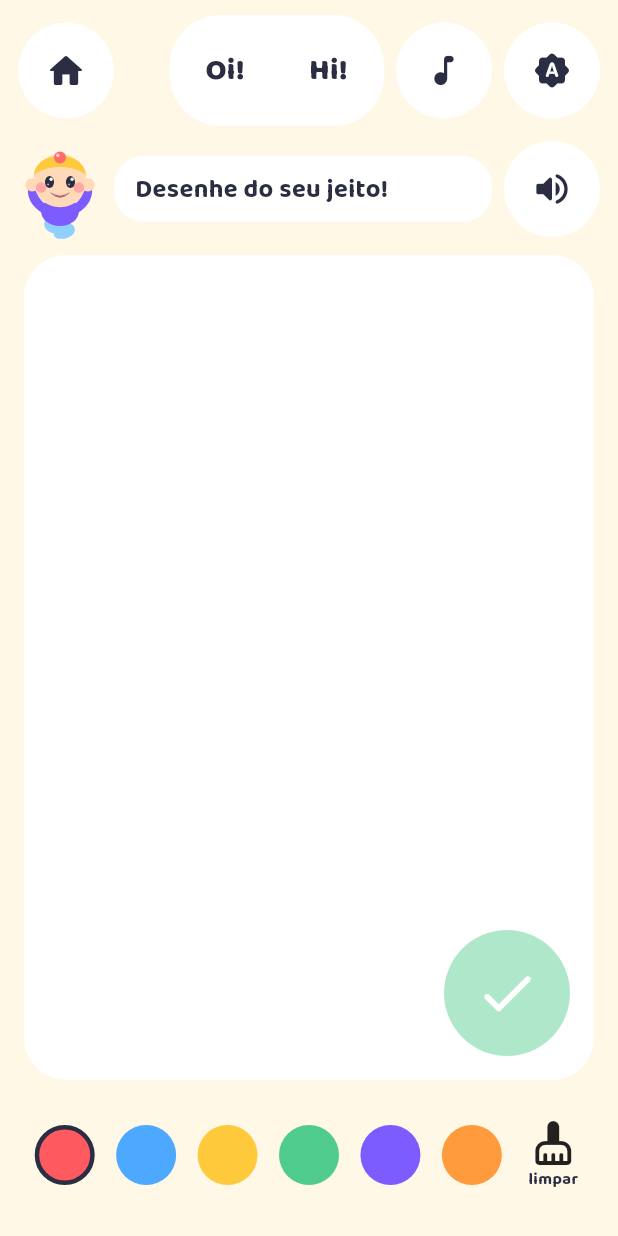
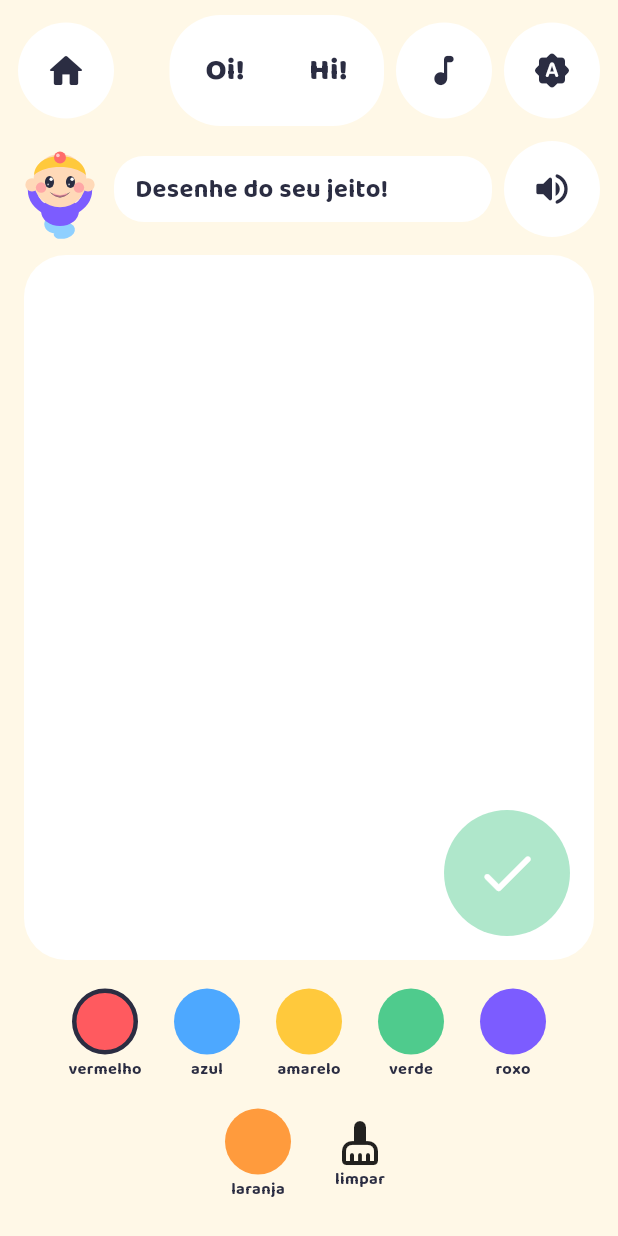
Before and after one commit to RonaldoRhoney/GeniuKiddo, a Flutter app: the HomeScreen screen opened directly, after a tap on "🖍️", on a phone screen of 412 x 824 dp. Run offline on Flutter 3.47's test engine with Material 3 defaults, Android fonts, the phone set to English and light mode, and no system bars; our stand-ins replace flutter_riverpod, flutter_tts, just_audio, shared_preferences; missing offline and left inert: audio_session; accounts and stored records are empty.

Commit message:
auditoria: acessibilidade — paleta única com nome da cor e 64 dp, rótulos, "reduzir movimento" em tudo
- ColorPaletteBar única na pintura e no rabisco livre: nome escrito sob
  cada cor (nunca só cor), 64 dp, rótulo e estado "selecionada"; quebra
  em duas linhas em tela estreita
- Cores das Formas e do Pátio vêm da paleta central
- Botões fechar das folhas, "Pegar ⭐", bichinhos/alunos e 🏠 da escola
  com 64 dp e rótulo; chips da área dos pais com estado selecionado
- "Reduzir movimento": mãozinha do mapa parada, nuvens, crescimento de
  espaço/planta e botões do Pátio sem animar (helper motion())

Co-Authored-By: Claude Opus 5.5 <noreply@anthropic.com>

```diff
--- /dev/null
+++ b/client/lib/app/motion.dart
@@ -0,0 +1,6 @@
+import 'package:flutter/widgets.dart';
+
+/// Duração de uma animação respeitando "reduzir movimento" (4.10): com a
+/// opção ligada no aparelho, a mudança acontece na hora, sem animar.
+Duration motion(BuildContext context, Duration normal) =>
+    MediaQuery.of(context).disableAnimations ? Duration.zero : normal;
--- a/client/lib/app/theme.dart
+++ b/client/lib/app/theme.dart
@@ -57,6 +57,11 @@ class AppColors {
 /// Paleta de pintura (seção 9.2) — 6 cores fixas usadas nas atividades de
 /// pintar/rabisco livre, independente de tema claro/escuro.
 class PaintPalette {
+  /// Ids das cores, na mesma ordem de `colors` (nome via `colorName`).
+  static const ids = ['red', 'blue', 'yellow', 'green', 'purple', 'orange'];
+
+  static Color byId(String id) => colors[ids.indexOf(id)];
+
   static const colors = <Color>[
     Color(0xFFFF5A5F), // vermelho
     Color(0xFF4DA8FF), // azul
--- /dev/null
+++ b/client/lib/features/activities/color_palette.dart
@@ -0,0 +1,85 @@
+import 'package:flutter/material.dart';
+
+import '../../app/theme.dart';
+import '../../content/labels.dart';
+import '../../l10n/generated/app_localizations.dart';
+
+/// Paleta de cores da pintura e do rabisco livre: cada cor com o nome
+/// escrito embaixo (nunca só pela cor, 4.10), alvo de toque de 64 dp, e
+/// rótulo + estado "selecionada" pro leitor de tela. Quebra em duas linhas
+/// em tela estreita em vez de encolher os alvos.
+class ColorPaletteBar extends StatelessWidget {
+  const ColorPaletteBar({
+    super.key,
+    required this.ids,
+    required this.selectedId,
+    required this.onPick,
+    this.trailing,
+  });
+
+  final List<String> ids;
+  final String selectedId;
+  final void Function(int index) onPick;
+
+  /// Botão extra no fim (ex.: "Limpar" do rabisco livre).
+  final Widget? trailing;
+
+  @override
+  Widget build(BuildContext context) {
+    final l10n = AppLocalizations.of(context)!;
+    final colors = AppColors.of(context);
+    return Wrap(
+      alignment: WrapAlignment.center,
+      spacing: 4,
+      runSpacing: 4,
+      children: [
+        for (var i = 0; i < ids.length; i++)
+          Semantics(
+            button: true,
+            selected: ids[i] == selectedId,
+            label: colorName(l10n, ids[i]),
+            excludeSemantics: true,
+            child: GestureDetector(
+              key: ValueKey('color_${ids[i]}'),
+              behavior: HitTestBehavior.opaque,
+              onTap: () => onPick(i),
+              child: SizedBox(
+                width: 64,
+                height: 76,
+                child: Column(
+                  mainAxisAlignment: MainAxisAlignment.center,
+                  children: [
+                    Container(
+                      width: 44,
+                      height: 44,
+                      decoration: BoxDecoration(
+                        color: PaintPalette.byId(ids[i]),
+                        shape: BoxShape.circle,
+                        border: Border.all(
+                          color: ids[i] == selectedId
+                              ? colors.ink
+                              : Colors.transparent,
+                          width: 3,
+                        ),
+                      ),
+                    ),
+                    const SizedBox(height: 2),
+                    Text(
+                      colorName(l10n, ids[i]),
+                      maxLines: 1,
+                      overflow: TextOverflow.ellipsis,
+                      style: const TextStyle(
+                        fontSize: 11,
+                        fontWeight: FontWeight.w700,
+                      ),
+                    ),
+                  ],
+                ),
+              ),
+            ),
+          ),
+        ?trailing,
+      ],
+    );
+  }
+}
--- a/client/lib/features/activities/count/count_lesson.dart
+++ b/client/lib/features/activities/count/count_lesson.dart
@@ -4,6 +4,7 @@ import 'package:flutter/material.dart';
 import 'package:flutter_riverpod/flutter_riverpod.dart';
 
 import '../../../app/theme.dart';
+import '../../../app/motion.dart';
 import '../../../content/labels.dart';
 import '../../../core/item_feedback.dart';
 import '../../../core/language_controller.dart';
@@ -193,7 +194,10 @@ class _CountLessonState extends ConsumerState<CountLesson>
                               children: [
                                 AnimatedScale(
                                   scale: _grown ? 1.2 : 1,
-                                  duration: const Duration(milliseconds: 400),
+                                  duration: motion(
+                                    context,
+                                    const Duration(milliseconds: 400),
+                                  ),
                                   child: Text(
                                     _grown ? '🌻' : '🌱',
                                     style: const TextStyle(fontSize: 54),
--- a/client/lib/features/activities/free_draw/free_draw_screen.dart
+++ b/client/lib/features/activities/free_draw/free_draw_screen.dart
@@ -8,6 +8,7 @@ import '../../../core/language_controller.dart';
 import '../../../l10n/generated/app_localizations.dart';
 import '../../celebration/celebration_overlay.dart';
 import '../activity_shell.dart';
+import '../color_palette.dart';
 
 /// RF-06 — Rabisco livre: pincel grosso, 6 cores, botão limpar, sem salvar
 /// nem compartilhar (seção 5.3). Sempre liberado, nunca "concluído" — não
@@ -26,14 +27,7 @@ class _Stroke {
 }
 
 class _FreeDrawScreenState extends ConsumerState<FreeDrawScreen> {
-  static const _colorIds = [
-    'red',
-    'blue',
-    'yellow',
-    'green',
-    'purple',
-    'orange',
-  ];
+  static const _colorIds = PaintPalette.ids;
 
   final List<_Stroke> _strokes = [];
   Color _color = PaintPalette.colors[0];
@@ -122,40 +116,23 @@ class _FreeDrawScreenState extends ConsumerState<FreeDrawScreen> {
             ),
           ),
           const SizedBox(height: 12),
-          SizedBox(
+          ColorPaletteBar(
+            ids: _colorIds,
+            selectedId: _colorId,
+            onPick: _pickColor,
+            trailing: Semantics(
+              button: true,
+              label: l10n.freeDrawClear,
+              excludeSemantics: true,
+              child: GestureDetector(
+                key: const ValueKey('freeDrawClear'),
+                behavior: HitTestBehavior.opaque,
+                onTap: () => setState(_strokes.clear),
+                child: SizedBox(
+                  width: 64,
                   height: 76,
-            child: Row(
-              children: [
-                for (var i = 0; i < _colorIds.length; i++)
-                  Expanded(
-                    child: GestureDetector(
-                      onTap: () => _pickColor(i),
                   child: Column(
-                        mainAxisSize: MainAxisSize.min,
-                        children: [
-                          Container(
-                            width: 40,
-                            height: 40,
-                            decoration: BoxDecoration(
-                              color: PaintPalette.colors[i],
-                              shape: BoxShape.circle,
-                              border: Border.all(
-                                color: _colorId == _colorIds[i]
-                                    ? AppColors.of(context).ink
-                                    : Colors.transparent,
-                                width: 3,
-                              ),
-                            ),
-                          ),
-                        ],
-                      ),
-                    ),
-                  ),
-                Expanded(
-                  child: GestureDetector(
-                    onTap: () => setState(_strokes.clear),
-                    child: Column(
-                      mainAxisSize: MainAxisSize.min,
+                    mainAxisAlignment: MainAxisAlignment.center,
                     children: [
                       const Icon(Icons.cleaning_services_rounded, size: 32),
                       Text(
@@ -169,7 +146,6 @@ class _FreeDrawScreenState extends ConsumerState<FreeDrawScreen> {
                   ),
                 ),
               ),
-              ],
             ),
           ),
         ],
--- a/client/lib/features/parents/parents_area_screen.dart
+++ b/client/lib/features/parents/parents_area_screen.dart
@@ -384,7 +384,10 @@ class _Chip extends StatelessWidget {
   @override
   Widget build(BuildContext context) {
     final colors = AppColors.of(context);
-    return Material(
+    return Semantics(
+      button: true,
+      selected: selected,
+      child: Material(
         color: selected ? colors.purple : colors.bg,
         borderRadius: BorderRadius.circular(20),
         child: InkWell(
@@ -407,6 +410,7 @@ class _Chip extends StatelessWidget {
             ),
           ),
         ),
+      ),
     );
   }
 }
--- a/client/lib/features/school/school_lot.dart
+++ b/client/lib/features/school/school_lot.dart
@@ -3,6 +3,7 @@ import 'package:flutter_riverpod/flutter_riverpod.dart';
 
 import '../../app/shake.dart';
 import '../../app/theme.dart';
+import '../../app/motion.dart';
 import '../../content/models.dart';
 import '../../l10n/generated/app_localizations.dart';
 import 'school_controller.dart';
@@ -129,7 +130,7 @@ class _SchoolLotState extends ConsumerState<SchoolLot>
         trigger: widget.shakes,
         child: AnimatedScale(
           scale: widget.grown ? 1.08 : 1,
-          duration: const Duration(milliseconds: 300),
+          duration: motion(context, const Duration(milliseconds: 300)),
           curve: Curves.easeOutBack,
           child: AnimatedBuilder(
             animation: _pulse,
```
Also changed, not shown: client/lib/features/activities/paint/paint_screen.dart (+6 -46 lines), client/lib/features/activities/rhythm/rhythm_lesson.dart (+12 -7 lines), client/lib/features/activities/shapes/shapes_lesson.dart (+8 -9 lines), client/lib/features/school/goals_sheet.dart (+5 -4 lines), client/lib/features/school/school_screen.dart (+3 -8 lines), client/lib/features/school/space_sheet.dart (+4 -3 lines), client/lib/features/school/world_life.dart (+9 -5 lines), client/lib/features/school/world_view.dart (+11 -2 lines). Lines whose indentation alone changed are shown as unchanged.
